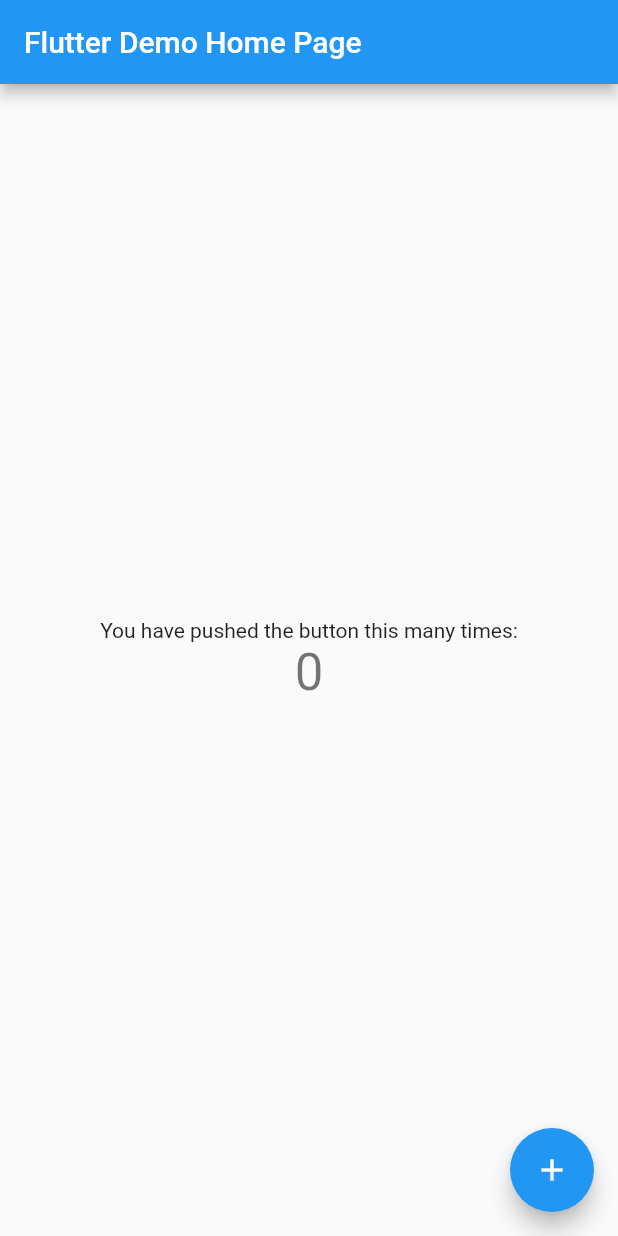
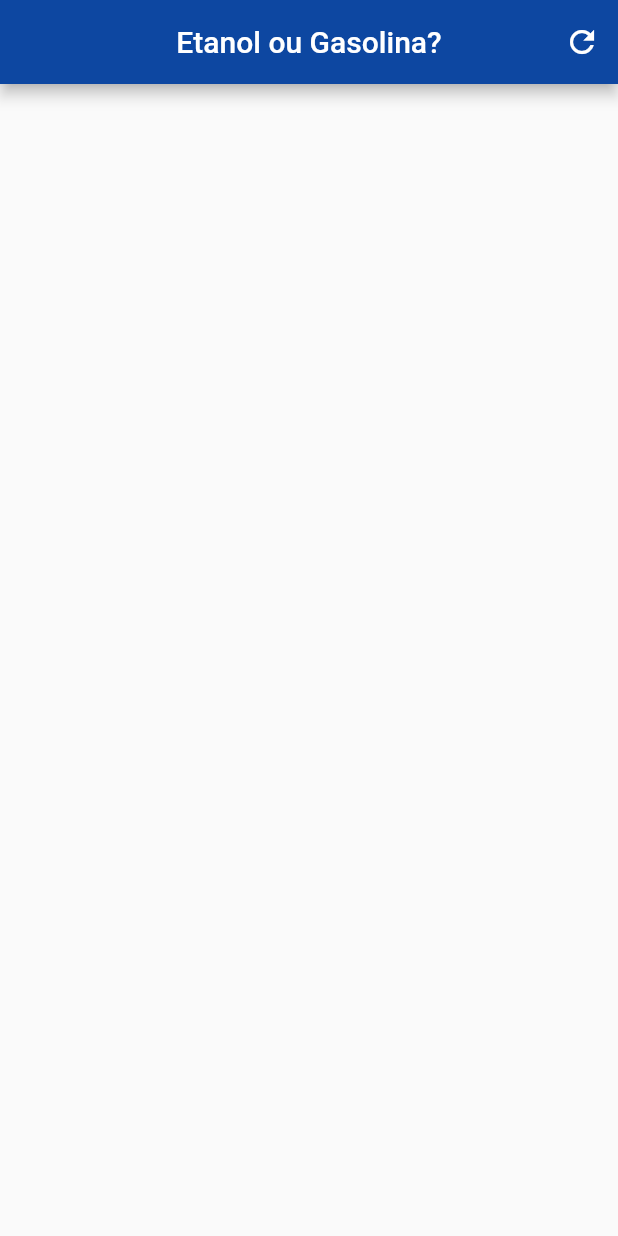
Before and after one commit to esantos1/2022-1-quinta_manha, a Flutter app: the screen it shows after launch, on a phone screen of 412 x 824 dp. Run offline on Flutter 3.47's test engine with Material 2 defaults, Android fonts, the phone set to English and light mode, and no system bars.

Commit message:
Projeto Etanol ou Gasolina

```diff
--- a/etanol_gasolina/lib/main.dart
+++ b/etanol_gasolina/lib/main.dart
@@ -1,115 +1,36 @@
 import 'package:flutter/material.dart';
 
-void main() {
-  runApp(const MyApp());
+void main(List<String> args) {
+    runApp(const MaterialApp(
+    home: Home(),
+    debugShowCheckedModeBanner: false
+  ));
 }
 
-class MyApp extends StatelessWidget {
-  const MyApp({Key? key}) : super(key: key);
+class Home extends StatefulWidget {
+  const Home({ Key? key }) : super(key: key);
 
-  // This widget is the root of your application.
+  @override
+  State<Home> createState() => _HomeState();
+}
+
+class _HomeState extends State<Home> {
   @override
   Widget build(BuildContext context) {
-    return MaterialApp(
-      title: 'Flutter Demo',
-      theme: ThemeData(
-        // This is the theme of your application.
-        //
-        // Try running your application with "flutter run". You'll see the
-        // application has a blue toolbar. Then, without quitting the app, try
-        // changing the primarySwatch below to Colors.green and then invoke
-        // "hot reload" (press "r" in the console where you ran "flutter run",
-        // or simply save your changes to "hot reload" in a Flutter IDE).
-        // Notice that the counter didn't reset back to zero; the application
-        // is not restarted.
-        primarySwatch: Colors.blue,
+    return Scaffold(
+      appBar: AppBar(
+        title: const Text(
+          'Etanol ou Gasolina?',
+          style: TextStyle(color: Colors.white),
+        ),
+        backgroundColor: Colors.blue[900],
+        centerTitle: true,
+        actions: [
+          IconButton(
+            onPressed: () {},
+            icon: const Icon(Icons.refresh))
+        ],
       ),
-      home: const MyHomePage(title: 'Flutter Demo Home Page'),
     );
   }
 }
-
-class MyHomePage extends StatefulWidget {
-  const MyHomePage({Key? key, required this.title}) : super(key: key);
-
-  // This widget is the home page of your application. It is stateful, meaning
-  // that it has a State object (defined below) that contains fields that affect
-  // how it looks.
-
-  // This class is the configuration for the state. It holds the values (in this
-  // case the title) provided by the parent (in this case the App widget) and
-  // used by the build method of the State. Fields in a Widget subclass are
-  // always marked "final".
-
-  final String title;
-
-  @override
-  State<MyHomePage> createState() => _MyHomePageState();
-}
-
-class _MyHomePageState extends State<MyHomePage> {
-  int _counter = 0;
-
-  void _incrementCounter() {
-    setState(() {
-      // This call to setState tells the Flutter framework that something has
-      // changed in this State, which causes it to rerun the build method below
-      // so that the display can reflect the updated values. If we changed
-      // _counter without calling setState(), then the build method would not be
-      // called again, and so nothing would appear to happen.
-      _counter++;
-    });
-  }
-
-  @override
-  Widget build(BuildContext context) {
-    // This method is rerun every time setState is called, for instance as done
-    // by the _incrementCounter method above.
-    //
-    // The Flutter framework has been optimized to make rerunning build methods
-    // fast, so that you can just rebuild anything that needs updating rather
-    // than having to individually change instances of widgets.
-    return Scaffold(
-      appBar: AppBar(
-        // Here we take the value from the MyHomePage object that was created by
-        // the App.build method, and use it to set our appbar title.
-        title: Text(widget.title),
-      ),
-      body: Center(
-        // Center is a layout widget. It takes a single child and positions it
-        // in the middle of the parent.
-        child: Column(
-          // Column is also a layout widget. It takes a list of children and
-          // arranges them vertically. By default, it sizes itself to fit its
-          // children horizontally, and tries to be as tall as its parent.
-          //
-          // Invoke "debug painting" (press "p" in the console, choose the
-          // "Toggle Debug Paint" action from the Flutter Inspector in Android
-          // Studio, or the "Toggle Debug Paint" command in Visual Studio Code)
-          // to see the wireframe for each widget.
-          //
-          // Column has various properties to control how it sizes itself and
-          // how it positions its children. Here we use mainAxisAlignment to
-          // center the children vertically; the main axis here is the vertical
-          // axis because Columns are vertical (the cross axis would be
-          // horizontal).
-          mainAxisAlignment: MainAxisAlignment.center,
-          children: <Widget>[
-            const Text(
-              'You have pushed the button this many times:',
-            ),
-            Text(
-              '$_counter',
-              style: Theme.of(context).textTheme.headline4,
-            ),
-          ],
-        ),
-      ),
-      floatingActionButton: FloatingActionButton(
-        onPressed: _incrementCounter,
-        tooltip: 'Increment',
-        child: const Icon(Icons.add),
-      ), // This trailing comma makes auto-formatting nicer for build methods.
-    );
-  }
-}
```
